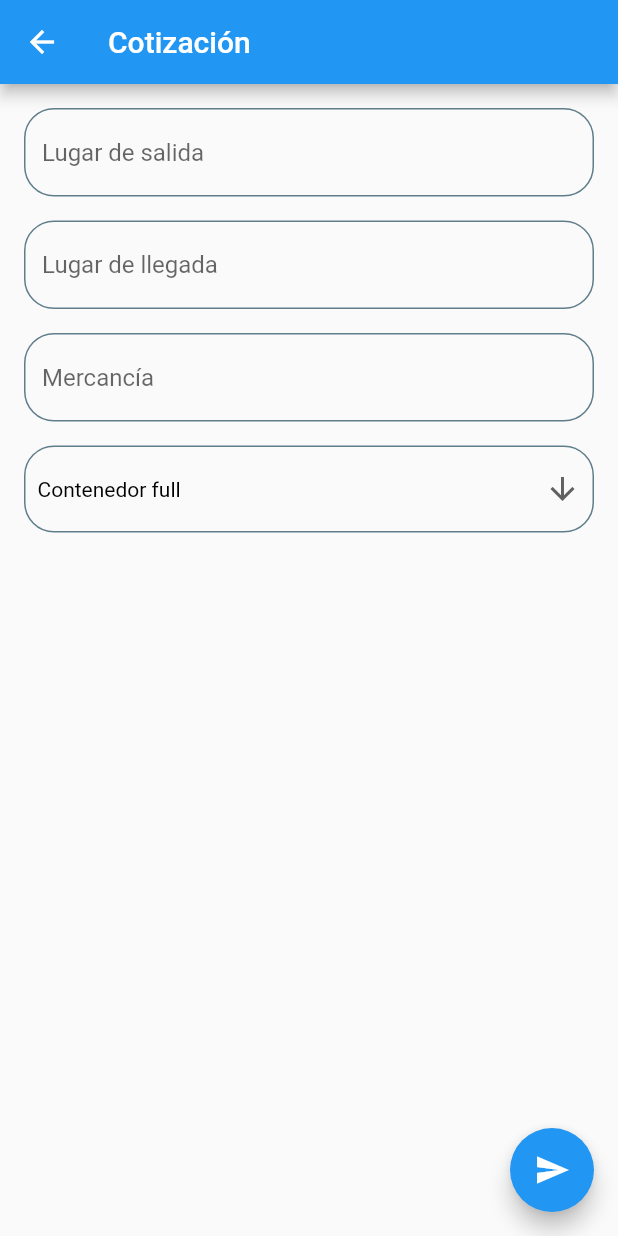
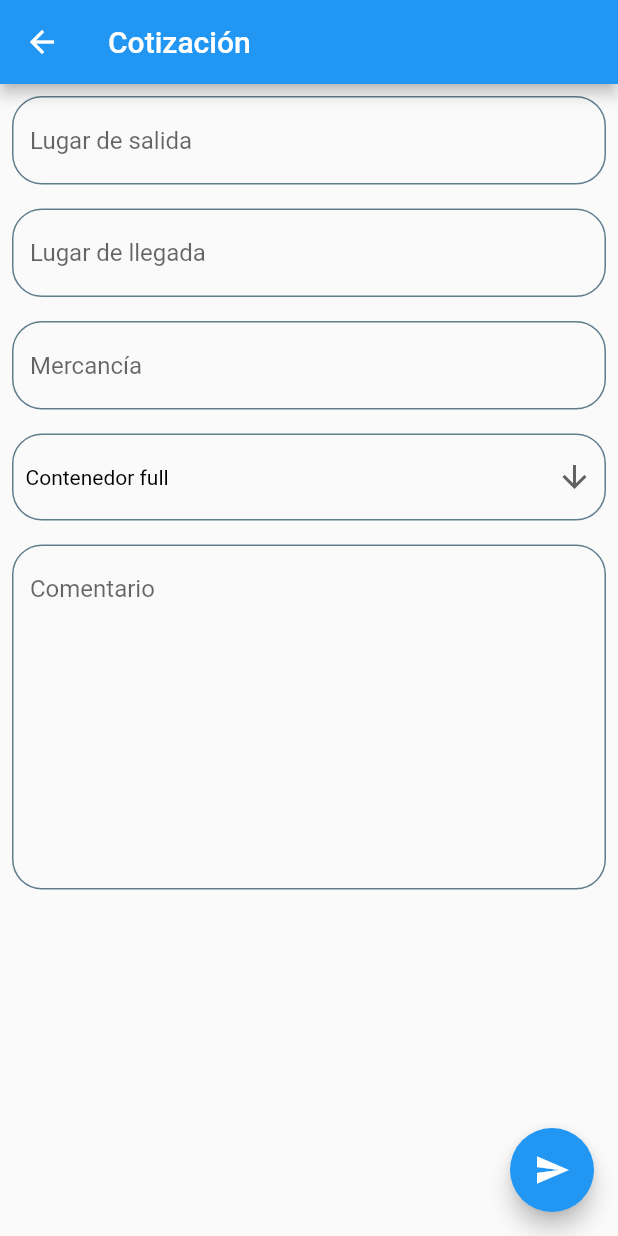
Before and after one commit to gaellabreu/lyncargoMobile, a Flutter app: the ShipList screen opened directly, after a tap on the "mail outline" icon, on a phone screen of 412 x 824 dp. Run offline on Flutter 3.47's test engine with Material 2 defaults, Android fonts, the phone set to English and light mode, and no system bars; missing offline and left inert: flutter_email_sender; network calls fail.

Commit message:
commit updated

```diff
--- a/lyncargo/lyncargo/lib/login/login.dart
+++ b/lyncargo/lyncargo/lib/login/login.dart
@@ -35,13 +35,14 @@ class _LoginState extends State<Login> {
     debugPrint(base64Credencials.toString());
 
     var response = await http.get(
-        'https://lyncargocloud.ddns.net/bprestservices/logincliente.rsvc',
+        'https://lyncargo.westcentralus.cloudapp.azure.com/bprestservices/logincliente.rsvc',
         headers: {
           'X-Api-Key': 'CALi10rrcxbjC8DklVO93NMhZwxekwx5zb234ff4f53fdf33yil',
           'X-Bpdominio-Id': 'lce',
           'Authorization': 'Basic $base64Credencials'
         });
 
+    print('klk');
     print(response.body);
 
     if (response.statusCode == 401) {
--- a/lyncargo/lyncargo/lib/main.dart
+++ b/lyncargo/lyncargo/lib/main.dart
@@ -4,8 +4,8 @@ import 'package:lyncargo/models/Session.dart';
 import 'package:provider/provider.dart';
 
 void main() {
-  runApp(
-      ChangeNotifierProvider(create: (context) => Session(), child: MyApp()));
+  runApp(ChangeNotifierProvider(
+      create: (context) => Session(), builder: (context, child) => MyApp()));
 }
 
 class MyApp extends StatelessWidget {
--- a/lyncargo/lyncargo/lib/ship/quote_mail.dart
+++ b/lyncargo/lyncargo/lib/ship/quote_mail.dart
@@ -1,9 +1,10 @@
 import 'package:flutter/material.dart';
 import 'package:flutter_email_sender/flutter_email_sender.dart';
-import 'package:lyncargo/models/session.dart';
-import 'package:provider/provider.dart';
 
 class QuoteMail extends StatefulWidget {
+  final String name;
+  QuoteMail({Key key, @required this.name}) : super(key: key);
+
   @override
   _QuoteMailState createState() => _QuoteMailState();
 }
@@ -13,6 +14,7 @@ class _QuoteMailState extends State<QuoteMail> {
   final outController = new TextEditingController();
   final inController = new TextEditingController();
   final merchandiseController = new TextEditingController();
+  final commentController = new TextEditingController();
 
   void _sendQuotation() async {
     final Email email = Email(
@@ -30,13 +32,13 @@ class _QuoteMailState extends State<QuoteMail> {
       <p>
         <b>Tipo: </b> $dropdownValue
       </p>
+      <p>
+        <b>Observación: </b>
+        ${commentController.text}
+      </p>
       ''',
-      subject:
-          'COTIZACIÓN DE FLETE - BELLON S.A',
-      recipients: ['gaelfabreu@gmail.com'],
-      // cc: ['cc@example.com'],
-      // bcc: ['bcc@example.com'],
-      // attachmentPaths: ['/path/to/attachment.zip'],
+      subject: 'COTIZACIÓN DE FLETE - ${widget.name}',
+      recipients: ['info@lyncargo.net'],
       isHTML: true,
     );
 
@@ -48,10 +50,9 @@ class _QuoteMailState extends State<QuoteMail> {
         appBar: AppBar(
           title: const Text('Cotización'),
         ),
-        body: Container(
-          child: Padding(
-            padding: const EdgeInsets.all(16.0),
-            child: Column(
+        body: Padding(
+          padding: const EdgeInsets.all(8.0),
+          child: ListView(
             children: <Widget>[
               Padding(
                 padding: const EdgeInsets.only(bottom: 16),
@@ -74,7 +75,9 @@ class _QuoteMailState extends State<QuoteMail> {
                   decoration: InputDecoration(hintText: 'Mercancía'),
                 ),
               ),
-                Container(
+              Padding(
+                padding: const EdgeInsets.only(bottom: 16),
+                child: Container(
                   decoration: BoxDecoration(
                       border: Border.all(color: Colors.blueGrey),
                       borderRadius: BorderRadius.circular(20)),
@@ -109,8 +112,16 @@ class _QuoteMailState extends State<QuoteMail> {
                     ),
                   ),
                 ),
+              ),
+              Padding(
+                padding: const EdgeInsets.only(bottom: 16),
+                child: TextField(
+                  maxLines: 10,
+                  controller: commentController,
+                  decoration: InputDecoration(hintText: 'Comentario'),
+                ),
+              ),
             ],
-            ),
           ),
         ),
         floatingActionButton: FloatingActionButton(
--- a/lyncargo/lyncargo/lib/ship/ship_list.dart
+++ b/lyncargo/lyncargo/lib/ship/ship_list.dart
@@ -2,7 +2,6 @@ import 'dart:convert';
 
 import 'package:flutter/cupertino.dart';
 import 'package:flutter/material.dart';
-import 'package:flutter_email_sender/flutter_email_sender.dart';
 import 'package:http/http.dart' as http;
 
 import 'package:lyncargo/models/Session.dart';
@@ -20,6 +19,8 @@ class _ShipListState extends State<ShipList> {
   @override
   void initState() {
     super.initState();
+
+    //DESDE AQUI PONES LO QUE QUIERAS HACER
   }
 
   @override
@@ -29,37 +30,79 @@ class _ShipListState extends State<ShipList> {
   }
 
   final List<Shipments> shipments = [];
+  final status = ["LIBERADO", "CANCELADO", "MANIFESTADO", "AVISADO", null];
 
   getShipments() async {
+    var tokenDate = Provider.of<Session>(context, listen: false).created;
+
+    if (new DateTime.now().difference(tokenDate).inMinutes > 29) {
+      ScaffoldMessenger.of(context).showSnackBar(SnackBar(
+        content: Text('Sesión expirada'),
+        duration: Duration(seconds: 3),
+      ));
+      Navigator.pop(context);
+    }
+
     var response = await http.get(
-        'https://lyncargocloud.ddns.net/bprestservices/ExpedientesCourier.rsvc',
+        'https://lyncargo.westcentralus.cloudapp.azure.com/bprestservices/ExpedientesCourier.rsvc',
         headers: {
           'X-Api-Key': 'CALi10rrcxbjC8DklVO93NMhZwxekwx5zb234ff4f53fdf33yil',
           'X-Bpdominio-Id': 'lce',
           'Authorization':
-              'Bearer ${Provider.of<Session>(context, listen: true).token}'
+              'Bearer ${Provider.of<Session>(context, listen: false).token}'
         });
 
     setState(() {
-      shipments.addAll((json.decode(response.body) as List)
+      var list = (json.decode(response.body) as List)
           .map((i) => Shipments.fromJson(i))
-          .toList());
+          .toList();
+
+      list.sort((a, b) {
+        var dia1 = int.parse(a.eta.split('/')[0]);
+        var mes1 = int.parse(a.eta.split('/')[1]);
+        var ano1 = int.parse(a.eta.split('/')[2]);
+
+        var dia2 = int.parse(b.eta.split('/')[0]);
+        var mes2 = int.parse(b.eta.split('/')[1]);
+        var ano2 = int.parse(b.eta.split('/')[2]);
+
+        return DateTime(ano2, mes2, dia2).millisecondsSinceEpoch -
+            DateTime(ano1, mes1, dia1).millisecondsSinceEpoch;
+      });
+
+      shipments.clear();
+      shipments.addAll(list);
+
+      ScaffoldMessenger.of(context).showSnackBar(SnackBar(
+        content: Text('${shipments.length} Embarques encontrados'),
+        duration: Duration(seconds: 3),
+      ));
     });
   }
 
   @override
   Widget build(BuildContext context) => Scaffold(
-        appBar: AppBar(actions: <Widget>[
+        appBar: AppBar(
+            leading: new IconButton(
+                icon: Icon(Icons.refresh), onPressed: () => getShipments()),
+            actions: <Widget>[
               IconButton(
                 icon: Icon(Icons.mail_outline),
                 onPressed: () => Navigator.of(context).push(CupertinoPageRoute(
-                builder: (BuildContext context) => QuoteMail())),
+                    builder: (BuildContext context) => QuoteMail(
+                          name:
+                              Provider.of<Session>(context, listen: true).name,
+                        ))),
               )
-        ], title: Text('${Provider.of<Session>(context, listen: true).name}')),
-        body: ListView.builder(
+            ],
+            title: Text('${Provider.of<Session>(context, listen: true).name}')),
+        body: RefreshIndicator(
+          onRefresh: () => getShipments(),
+          child: ListView.builder(
               itemCount: shipments.length,
               itemBuilder: (BuildContext context, int i) =>
                   ShipListItem(shipment: shipments[i])),
+        ),
         floatingActionButton: FloatingActionButton(
             child: Icon(Icons.search),
             onPressed: () => showSearch(
@@ -114,7 +157,9 @@ class ShipmentSearch extends SearchDelegate<Shipments> {
             (element.eta != null &&
                 element.eta.toLowerCase().contains(query.toLowerCase())) ||
             (element.hawbl != null &&
-                element.hawbl.toLowerCase().contains(query.toLowerCase()))))
+                element.hawbl.toLowerCase().contains(query.toLowerCase())) ||
+            (element.status != null &&
+                element.status.toLowerCase().contains(query.toLowerCase()))))
         .toList();
     return filter.length == 0
         ? Center(child: Text('Sin resultados'))
```
Also changed, not shown: lyncargo/lyncargo/lib/models/session.dart (+3 -5 lines), lyncargo/lyncargo/lib/models/shipments.dart (+5 -6 lines), lyncargo/lyncargo/lib/ship/ship_detail.dart (+6 -11 lines), lyncargo/lyncargo/pubspec.lock, 5 other files. Lines whose indentation alone changed are shown as unchanged.
